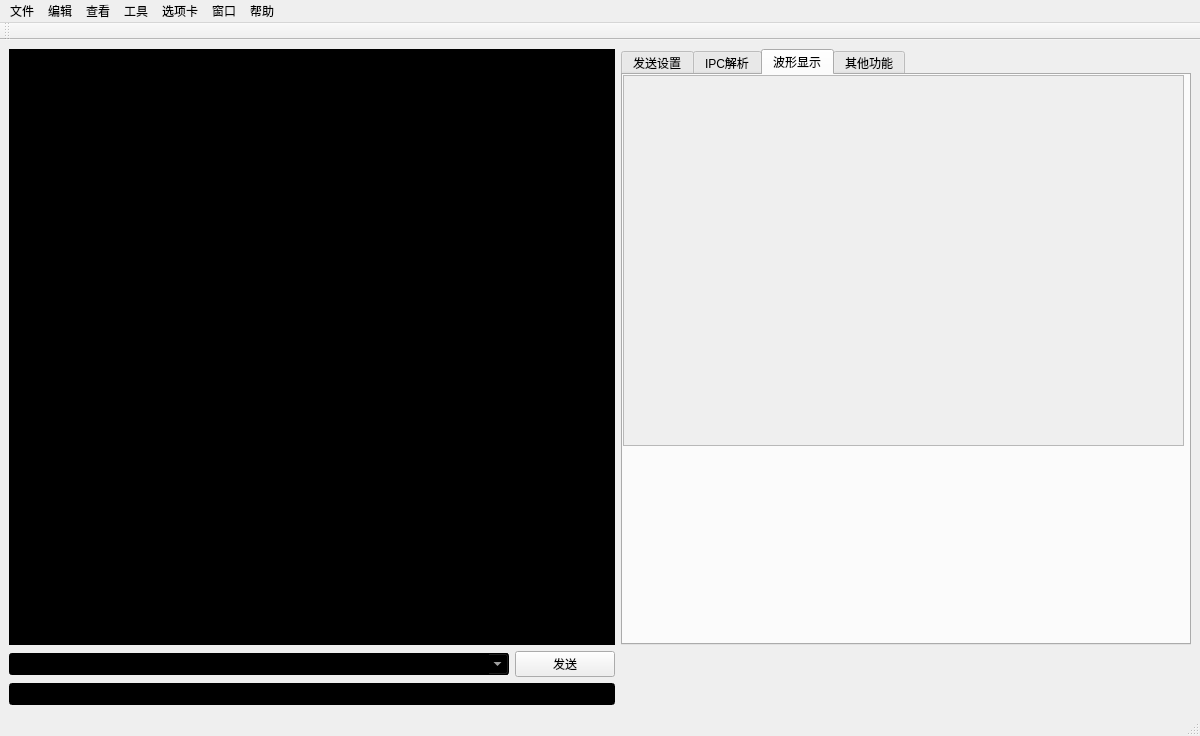
Qt form ui/mainwindow.ui (Lancer-zhang/py_serialtool) before a commit.
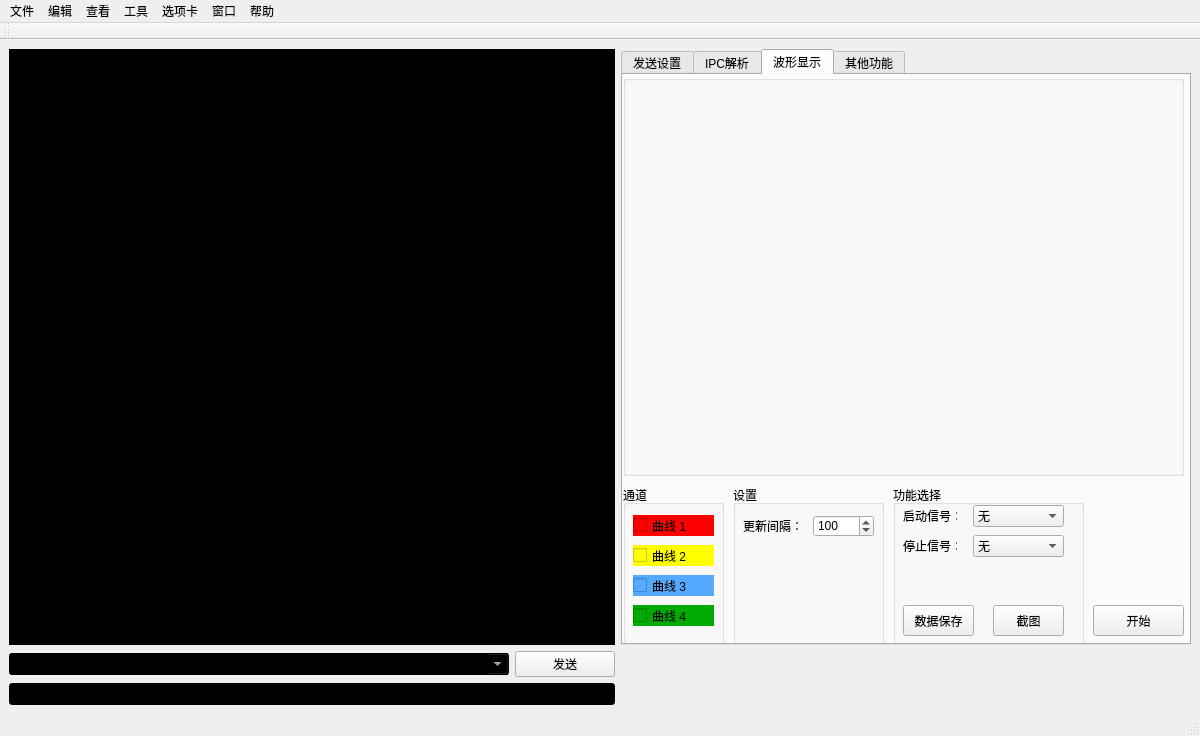
The same form after that commit. The open tabs and pages were chosen to show the change.

The edit to the form file:
```diff
--- a/ui/mainwindow.ui
+++ b/ui/mainwindow.ui
@@ -1029,28 +1029,284 @@
        <attribute name="title">
         <string>波形显示</string>
        </attribute>
-       <widget class="QScrollArea" name="scrollArea">
+       <widget class="QGroupBox" name="groupBox_plot">
         <property name="geometry">
          <rect>
           <x>0</x>
           <y>0</y>
           <width>561</width>
-          <height>371</height>
+          <height>401</height>
          </rect>
         </property>
-        <property name="widgetResizable">
-         <bool>true</bool>
+        <property name="title">
+         <string/>
         </property>
-        <widget class="QWidget" name="scrollAreaWidgetContents">
+       </widget>
+       <widget class="QGroupBox" name="groupBox_9">
+        <property name="geometry">
+         <rect>
+          <x>110</x>
+          <y>410</y>
+          <width>151</width>
+          <height>161</height>
+         </rect>
+        </property>
+        <property name="title">
+         <string>设置</string>
+        </property>
+        <widget class="QLabel" name="label_53">
          <property name="geometry">
           <rect>
-           <x>0</x>
-           <y>0</y>
-           <width>559</width>
-           <height>369</height>
+           <x>10</x>
+           <y>30</y>
+           <width>61</width>
+           <height>21</height>
           </rect>
          </property>
+         <property name="text">
+          <string>更新间隔：</string>
+         </property>
         </widget>
+        <widget class="QSpinBox" name="spinBox_gap">
+         <property name="geometry">
+          <rect>
+           <x>80</x>
+           <y>30</y>
+           <width>61</width>
+           <height>22</height>
+          </rect>
+         </property>
+         <property name="minimum">
+          <number>5</number>
+         </property>
+         <property name="maximum">
+          <number>5000</number>
+         </property>
+         <property name="singleStep">
+          <number>5</number>
+         </property>
+         <property name="value">
+          <number>100</number>
+         </property>
+         <property name="displayIntegerBase">
+          <number>10</number>
+         </property>
+        </widget>
+       </widget>
+       <widget class="QGroupBox" name="groupBox_10">
+        <property name="geometry">
+         <rect>
+          <x>0</x>
+          <y>410</y>
+          <width>101</width>
+          <height>161</height>
+         </rect>
+        </property>
+        <property name="title">
+         <string>通道</string>
+        </property>
+        <widget class="QCheckBox" name="checkBox_graph4">
+         <property name="geometry">
+          <rect>
+           <x>10</x>
+           <y>120</y>
+           <width>81</width>
+           <height>21</height>
+          </rect>
+         </property>
+         <property name="styleSheet">
+          <string notr="true">background-color: rgb(0, 170, 0);</string>
+         </property>
+         <property name="text">
+          <string>曲线 4</string>
+         </property>
+        </widget>
+        <widget class="QCheckBox" name="checkbox_graph1">
+         <property name="geometry">
+          <rect>
+           <x>10</x>
+           <y>30</y>
+           <width>81</width>
+           <height>21</height>
+          </rect>
+         </property>
+         <property name="styleSheet">
+          <string notr="true">background-color: rgb(255, 0, 0);</string>
+         </property>
+         <property name="text">
+          <string>曲线 1</string>
+         </property>
+        </widget>
+        <widget class="QCheckBox" name="checkBox_graph2">
+         <property name="geometry">
+          <rect>
+           <x>10</x>
+           <y>60</y>
+           <width>81</width>
+           <height>21</height>
+          </rect>
+         </property>
+         <property name="styleSheet">
+          <string notr="true">background-color: rgb(255, 255, 0);</string>
+         </property>
+         <property name="text">
+          <string>曲线 2</string>
+         </property>
+        </widget>
+        <widget class="QCheckBox" name="checkBox_graph3">
+         <property name="geometry">
+          <rect>
+           <x>10</x>
+           <y>90</y>
+           <width>81</width>
+           <height>21</height>
+          </rect>
+         </property>
+         <property name="styleSheet">
+          <string notr="true">background-color: rgb(85, 170, 255);</string>
+         </property>
+         <property name="text">
+          <string>曲线 3</string>
+         </property>
+        </widget>
+       </widget>
+       <widget class="QGroupBox" name="groupBox_11">
+        <property name="geometry">
+         <rect>
+          <x>270</x>
+          <y>410</y>
+          <width>191</width>
+          <height>161</height>
+         </rect>
+        </property>
+        <property name="title">
+         <string>功能选择</string>
+        </property>
+        <widget class="QPushButton" name="pushButton_datasave">
+         <property name="geometry">
+          <rect>
+           <x>10</x>
+           <y>120</y>
+           <width>71</width>
+           <height>31</height>
+          </rect>
+         </property>
+         <property name="text">
+          <string>数据保存</string>
+         </property>
+        </widget>
+        <widget class="QPushButton" name="pushButton_pic">
+         <property name="geometry">
+          <rect>
+           <x>100</x>
+           <y>120</y>
+           <width>71</width>
+           <height>31</height>
+          </rect>
+         </property>
+         <property name="text">
+          <string>截图</string>
+         </property>
+        </widget>
+        <widget class="QLabel" name="label_54">
+         <property name="geometry">
+          <rect>
+           <x>10</x>
+           <y>20</y>
+           <width>54</width>
+           <height>21</height>
+          </rect>
+         </property>
+         <property name="text">
+          <string>启动信号：</string>
+         </property>
+        </widget>
+        <widget class="QLabel" name="label_55">
+         <property name="geometry">
+          <rect>
+           <x>10</x>
+           <y>50</y>
+           <width>54</width>
+           <height>21</height>
+          </rect>
+         </property>
+         <property name="text">
+          <string>停止信号：</string>
+         </property>
+        </widget>
+        <widget class="QComboBox" name="comboBox_startsig">
+         <property name="geometry">
+          <rect>
+           <x>80</x>
+           <y>20</y>
+           <width>91</width>
+           <height>22</height>
+          </rect>
+         </property>
+         <item>
+          <property name="text">
+           <string>无</string>
+          </property>
+         </item>
+         <item>
+          <property name="text">
+           <string>上升沿</string>
+          </property>
+         </item>
+         <item>
+          <property name="text">
+           <string>下降沿</string>
+          </property>
+         </item>
+         <item>
+          <property name="text">
+           <string>变化</string>
+          </property>
+         </item>
+        </widget>
+        <widget class="QComboBox" name="comboBox_stopsig">
+         <property name="geometry">
+          <rect>
+           <x>80</x>
+           <y>50</y>
+           <width>91</width>
+           <height>22</height>
+          </rect>
+         </property>
+         <item>
+          <property name="text">
+           <string>无</string>
+          </property>
+         </item>
+         <item>
+          <property name="text">
+           <string>上升沿</string>
+          </property>
+         </item>
+         <item>
+          <property name="text">
+           <string>下降沿</string>
+          </property>
+         </item>
+         <item>
+          <property name="text">
+           <string>变化</string>
+          </property>
+         </item>
+        </widget>
+       </widget>
+       <widget class="QPushButton" name="pushButton_plot">
+        <property name="geometry">
+         <rect>
+          <x>470</x>
+          <y>530</y>
+          <width>91</width>
+          <height>31</height>
+         </rect>
+        </property>
+        <property name="text">
+         <string>开始</string>
+        </property>
        </widget>
       </widget>
       <widget class="QWidget" name="tab_other">
```
Left out of the diff: 2 changed lines with no effect on the pictures.
